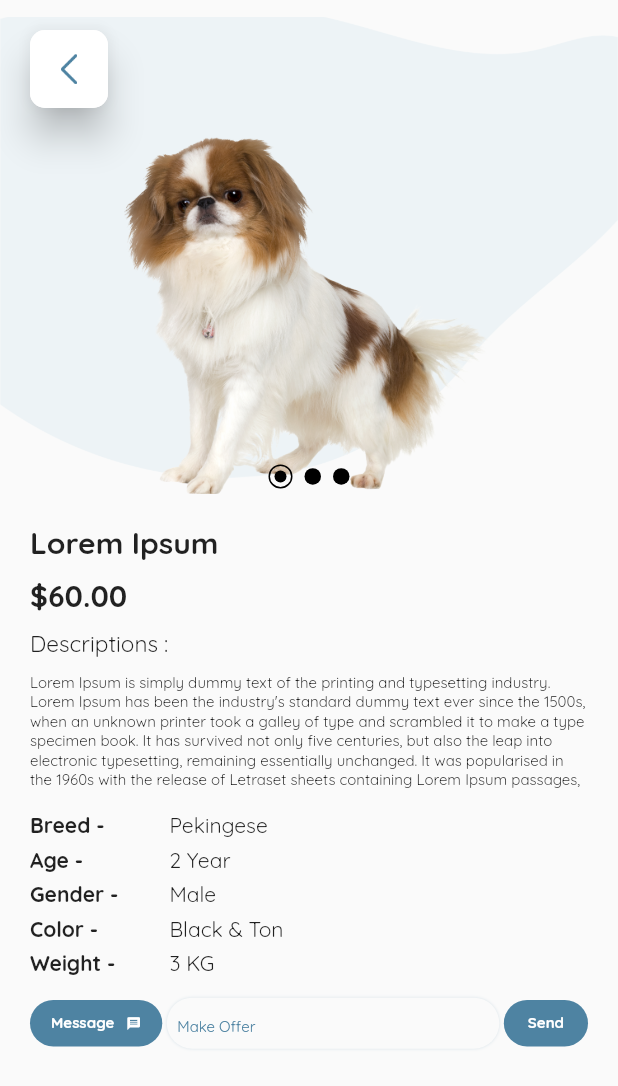
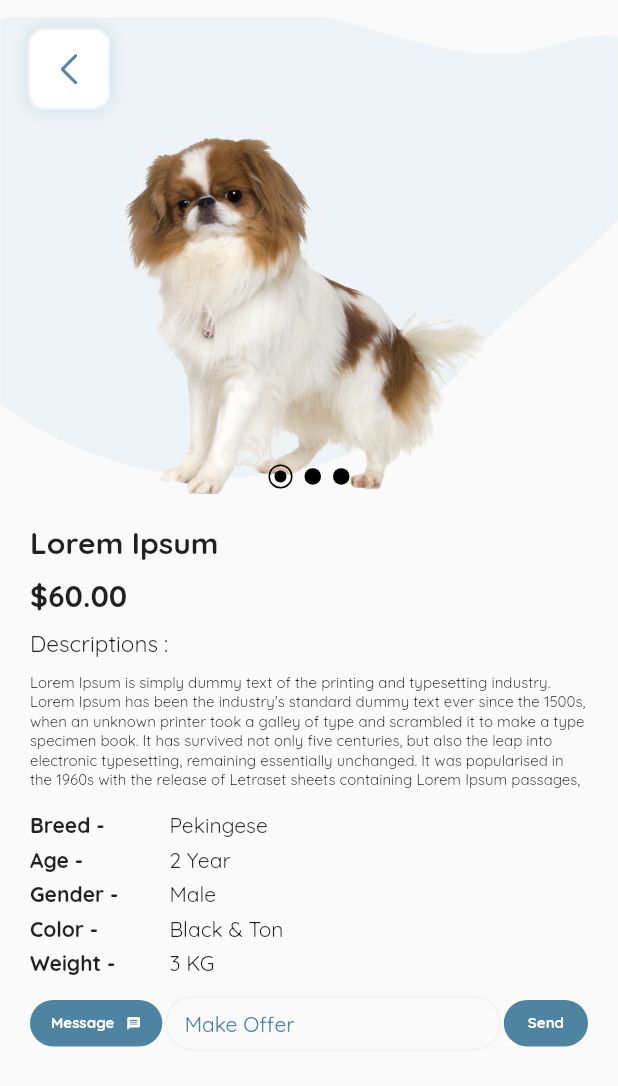
Before and after one commit to rushit5560/Pet_Lover_Project, a Flutter app: the AdoptPetDetailsScreen screen opened directly, on a phone screen of 412 x 824 dp. Shown: the top 1086 px of the screen. Run offline on Flutter 3.47's test engine with Material 2 defaults, Android fonts, the phone set to English and light mode, and no system bars; drawn by our look-alikes of carousel_slider; our stand-ins replace flutter_rating_bar, flutter_slidable, fluttertoast, get, google_maps_flutter, image_picker and 2 more.

Commit message:
Adopt Pet Details Screen UI Done

```diff
--- a/pet_lover_project/lib/screens/adopt_pet_details_screen/adopt_pet_details_screen.dart
+++ b/pet_lover_project/lib/screens/adopt_pet_details_screen/adopt_pet_details_screen.dart
@@ -14,7 +14,8 @@ class AdoptPetDetailsScreen extends StatelessWidget {
       body: SafeArea(
         child: Stack(
           children: [
-            Column(
+            SingleChildScrollView(
+              child: Column(
                 children: [
                   AdoptPetImageListModule(),
                   const SizedBox(height: 20),
@@ -34,6 +35,7 @@ class AdoptPetDetailsScreen extends StatelessWidget {
                   ),
                 ],
               ),
+            ),
 
             const Positioned(
               top: 20,
--- a/pet_lover_project/lib/screens/adopt_pet_details_screen/adopt_pet_details_screen_widgets.dart
+++ b/pet_lover_project/lib/screens/adopt_pet_details_screen/adopt_pet_details_screen_widgets.dart
@@ -13,19 +13,25 @@ class AdoptPetDetailsBackButtonModule extends StatelessWidget {
   Widget build(BuildContext context) {
     return GestureDetector(
       onTap: () => Get.back(),
-      child: Material(
-        elevation: 10,
-        borderRadius: BorderRadius.circular(10),
       child: Container(
         height: 52,
         width: 52,
         decoration: BoxDecoration(
             borderRadius: BorderRadius.circular(10),
-              color: Colors.white),
+            color: Colors.white,
+          boxShadow: [
+            BoxShadow(
+                color: AppColors.colorDarkBlue1.withOpacity(0.2),
+                blurRadius: 8,
+                spreadRadius: 1,
+                blurStyle: BlurStyle.outer
+            ),
+          ],
+        ),
+
         child: Image.asset(
           AppImages.backButton,
           scale: 2,
-          ),
         ),
       ),
     );
@@ -53,7 +59,7 @@ class AdoptPetImageListModule extends StatelessWidget {
             itemCount: screenController.petImageLists.length,
             options: CarouselOptions(
                 height: Get.height * 0.30,
-                autoPlay: true,
+                // autoPlay: true,
                 viewportFraction: 1,
                 onPageChanged: (index, reason) {
                   screenController.activeIndex.value = index;
@@ -219,12 +225,11 @@ class CallAndChatButtonsModule extends StatelessWidget {
   Widget build(BuildContext context) {
     return Row(
       children: [
-        // _callButtonModule(),
-        // const SizedBox(width: 5),
         _messageButtonModule(),
         const SizedBox(width: 5),
         Expanded(
           child: Container(
+            height: 30,
           decoration: BoxDecoration(
               borderRadius: BorderRadius.circular(20),
               boxShadow: [
@@ -236,17 +241,20 @@ class CallAndChatButtonsModule extends StatelessWidget {
                 ),
               ],
             ),
+            child: Center(
               child: TextFormField(
+                keyboardType: TextInputType.emailAddress,
                 controller: screenController.makeOfferTextFieldController,
+                cursorColor: AppColors.colorDarkBlue1,
                 decoration: InputDecoration(
+                  hintText: 'Make Offer',
+                  hintStyle: TextStyle(
+                    color: AppColors.colorDarkBlue1, fontSize: 14),
+                  isDense: true,
+                  contentPadding: const EdgeInsets.symmetric(vertical: 5, horizontal: 10),
                   border: InputBorder.none,
-                hintText: 'Make Offer',
-                isDense: true,
-                contentPadding: const EdgeInsets.all(5),
-                hintStyle: TextStyle(
-                  color: AppColors.colorDarkBlue1,
-                  fontSize: 10,
                 ),
+                // decoration: _inputDecoration(hintText: 'Make Offer'),
               ),
             ),
           ),
@@ -257,35 +265,7 @@ class CallAndChatButtonsModule extends StatelessWidget {
     );
   }
 
-  /*Widget _callButtonModule() {
-    return Container(
-      decoration: BoxDecoration(
-        color: AppColors.colorDarkBlue1,
-        borderRadius: BorderRadius.circular(20),
-      ),
-      child: Padding(
-        padding: const EdgeInsets.symmetric(horizontal: 16, vertical: 9),
-        child: Row(
-          children: const [
-            Text(
-              'Call',
-              style: TextStyle(
-                fontWeight: FontWeight.bold,
-                fontSize: 10,
-                color: Colors.white,
-              ),
-            ),
-            SizedBox(width: 8),
-            Icon(
-              Icons.phone,
-              color: Colors.white,
-              size: 10,
-            ),
-          ],
-        ),
-      ),
-    );
-  }*/
+
 
   Widget _messageButtonModule() {
     return Container(
```
Lines whose indentation alone changed are shown as unchanged.
